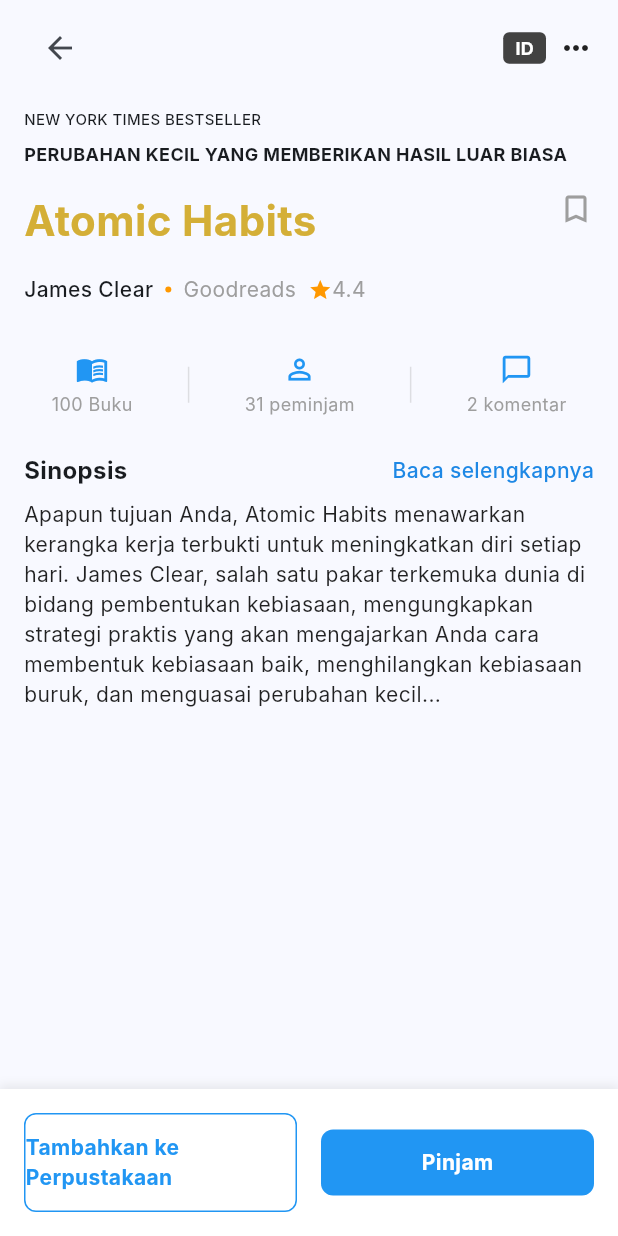
After one commit to reysare/app_mobile, a Flutter app: the BookDetailScreen screen opened by its route, on a phone screen of 412 x 824 dp. The commit adds this screen. Run offline on Flutter 3.47's test engine with Material 3 defaults, Android fonts, the phone set to English and light mode, and no system bars; Roboto replaces fonts that are missing (Inter).

Commit message:
nambah library

```diff
--- a/lib/main.dart
+++ b/lib/main.dart
@@ -3,6 +3,7 @@ import 'screens/splash_screen.dart';
 import 'screens/login.dart';
 import 'screens/home.dart';
 import 'screens/library.dart';
+import 'screens/pengembalian.dart';
 
 void main() {
   runApp(const MyApp());
@@ -27,6 +28,7 @@ class MyApp extends StatelessWidget {
         '/login': (context) => const LoginScreen(),
         '/home': (context) =>  const BookstoreHomePage(),
         '/library': (context) => const LibraryPage (),
+        '/pengembalian': (context) => const BookDetailScreen (),
       },
     );
   }
--- /dev/null
+++ b/lib/screens/pengembalian.dart
@@ -0,0 +1,321 @@
+import 'package:flutter/material.dart';
+
+void main() {
+  runApp(const MyApp());
+}
+
+class MyApp extends StatelessWidget {
+  const MyApp({Key? key}) : super(key: key);
+
+  @override
+  Widget build(BuildContext context) {
+    return MaterialApp(
+      debugShowCheckedModeBanner: false,
+      title: 'Detail Buku',
+      theme: ThemeData(
+        primarySwatch: Colors.blue,
+        scaffoldBackgroundColor: Colors.white,
+        appBarTheme: const AppBarTheme(
+          backgroundColor: Colors.white,
+          elevation: 0,
+          iconTheme: IconThemeData(color: Colors.black),
+        ),
+      ),
+      home: const BookDetailScreen(),
+    );
+  }
+}
+
+class BookDetailScreen extends StatelessWidget {
+  const BookDetailScreen({Key? key}) : super(key: key);
+
+  @override
+  Widget build(BuildContext context) {
+    return Scaffold(
+      body: SafeArea(
+        child: Column(
+          crossAxisAlignment: CrossAxisAlignment.start,
+          children: [
+            // App bar
+            Padding(
+              padding: const EdgeInsets.symmetric(horizontal: 16, vertical: 8),
+              child: Row(
+                mainAxisAlignment: MainAxisAlignment.spaceBetween,
+                children: [
+                  const BackButton(),
+                  Row(
+                    children: [
+                      Container(
+                        padding: const EdgeInsets.symmetric(horizontal: 8, vertical: 2),
+                        decoration: BoxDecoration(
+                          color: Colors.grey[800],
+                          borderRadius: BorderRadius.circular(4),
+                        ),
+                        child: const Text(
+                          'ID',
+                          style: TextStyle(
+                            color: Colors.white,
+                            fontSize: 12,
+                            fontWeight: FontWeight.bold,
+                          ),
+                        ),
+                      ),
+                      const SizedBox(width: 8),
+                      const Icon(Icons.more_horiz),
+                    ],
+                  ),
+                ],
+              ),
+            ),
+
+            // Konten buku
+            Expanded(
+              child: SingleChildScrollView(
+                child: Padding(
+                  padding: const EdgeInsets.symmetric(horizontal: 16),
+                  child: Column(
+                    crossAxisAlignment: CrossAxisAlignment.start,
+                    children: [
+                      // Teks bestseller New York Times
+                      const Padding(
+                        padding: EdgeInsets.symmetric(vertical: 8),
+                        child: Text(
+                          'NEW YORK TIMES BESTSELLER',
+                          style: TextStyle(
+                            fontSize: 10,
+                            fontWeight: FontWeight.w500,
+                          ),
+                        ),
+                      ),
+
+                      // Indonesian title
+                      const Text(
+                        'PERUBAHAN KECIL YANG MEMBERIKAN HASIL LUAR BIASA',
+                        style: TextStyle(
+                          fontSize: 12,
+                          fontWeight: FontWeight.bold,
+                        ),
+                      ),
+
+                      const SizedBox(height: 16),
+
+                      // Book cover and bookmark icon
+                      Row(
+                        mainAxisAlignment: MainAxisAlignment.spaceBetween,
+                        crossAxisAlignment: CrossAxisAlignment.start,
+                        children: [
+                          // Book title and cover
+                          Column(
+                            crossAxisAlignment: CrossAxisAlignment.start,
+                            children: [
+                              // English title in gold
+                              const Text(
+                                'Atomic Habits',
+                                style: TextStyle(
+                                  fontSize: 28,
+                                  fontWeight: FontWeight.bold,
+                                  color: Color(0xFFD4AF37), // Gold color
+                                ),
+                              ),
+
+                              const SizedBox(height: 16),
+
+                              // Author name and rating
+                              Row(
+                                children: [
+                                  const Text(
+                                    'James Clear',
+                                    style: TextStyle(
+                                      fontSize: 14,
+                                      fontWeight: FontWeight.w500,
+                                    ),
+                                  ),
+                                  Container(
+                                    margin: const EdgeInsets.symmetric(horizontal: 8),
+                                    width: 4,
+                                    height: 4,
+                                    decoration: const BoxDecoration(
+                                      color: Colors.orange,
+                                      shape: BoxShape.circle,
+                                    ),
+                                  ),
+                                  const Text(
+                                    'Goodreads',
+                                    style: TextStyle(
+                                      fontSize: 14,
+                                      color: Colors.grey,
+                                    ),
+                                  ),
+                                  const SizedBox(width: 8),
+                                  const Icon(
+                                    Icons.star,
+                                    color: Colors.orange,
+                                    size: 16,
+                                  ),
+                                  const Text(
+                                    '4.4',
+                                    style: TextStyle(
+                                      fontSize: 14,
+                                      color: Colors.grey,
+                                    ),
+                                  ),
+                                ],
+                              ),
+                            ],
+                          ),
+
+                          // Bookmark icon
+                          const Icon(
+                            Icons.bookmark_border,
+                            color: Colors.grey,
+                          ),
+                        ],
+                      ),
+
+                      const SizedBox(height: 32),
+
+                      // Statistik buku
+                      Row(
+                        mainAxisAlignment: MainAxisAlignment.spaceAround,
+                        children: [
+                          _buildStatItem(Icons.menu_book_outlined, '100 Buku'),
+                          _buildStatDivider(),
+                          _buildStatItem(Icons.person_outline, '31 peminjam'),
+                          _buildStatDivider(),
+                          _buildStatItem(Icons.chat_bubble_outline, '2 komentar'),
+                        ],
+                      ),
+
+                      const SizedBox(height: 24),
+
+                      // Sinopsis
+                      Row(
+                        mainAxisAlignment: MainAxisAlignment.spaceBetween,
+                        children: [
+                          const Text(
+                            'Sinopsis',
+                            style: TextStyle(
+                              fontSize: 16,
+                              fontWeight: FontWeight.bold,
+                            ),
+                          ),
+                          Text(
+                            'Baca selengkapnya',
+                            style: TextStyle(
+                              fontSize: 14,
+                              color: Colors.blue[600],
+                              fontWeight: FontWeight.w500,
+                            ),
+                          ),
+                        ],
+                      ),
+
+                      const SizedBox(height: 8),
+
+                      // Teks sinopsis
+                      const Text(
+                        'Apapun tujuan Anda, Atomic Habits menawarkan kerangka kerja terbukti untuk meningkatkan diri setiap hari. James Clear, salah satu pakar terkemuka dunia di bidang pembentukan kebiasaan, mengungkapkan strategi praktis yang akan mengajarkan Anda cara membentuk kebiasaan baik, menghilangkan kebiasaan buruk, dan menguasai perubahan kecil...',
+                        style: TextStyle(
+                          fontSize: 14,
+                          color: Colors.black87,
+                        ),
+                      ),
+
+                      const SizedBox(height: 32),
+                    ],
+                  ),
+                ),
+              ),
+            ),
+
+            // Bottom buttons
+            Container(
+              padding: const EdgeInsets.all(16),
+              decoration: BoxDecoration(
+                color: Colors.white,
+                boxShadow: [
+                  BoxShadow(
+                    color: Colors.grey.withOpacity(0.2),
+                    spreadRadius: 1,
+                    blurRadius: 5,
+                    offset: const Offset(0, -2),
+                  ),
+                ],
+              ),
+              child: Row(
+                children: [
+                  // Tombol Tambahkan ke Perpustakaan
+                  Expanded(
+                    child: Container(
+                      padding: const EdgeInsets.symmetric(vertical: 12),
+                      decoration: BoxDecoration(
+                        border: Border.all(color: Colors.blue),
+                        borderRadius: BorderRadius.circular(8),
+                      ),
+                      alignment: Alignment.center,
+                      child: const Text(
+                        'Tambahkan ke Perpustakaan',
+                        style: TextStyle(
+                          color: Colors.blue,
+                          fontWeight: FontWeight.bold,
+                        ),
+                      ),
+                    ),
+                  ),
+                  const SizedBox(width: 16),
+
+                  // Tombol Pinjam
+                  Expanded(
+                    child: Container(
+                      padding: const EdgeInsets.symmetric(vertical: 12),
+                      decoration: BoxDecoration(
+                        color: Colors.blue,
+                        borderRadius: BorderRadius.circular(8),
+                      ),
+                      alignment: Alignment.center,
+                      child: const Text(
+                        'Pinjam',
+                        style: TextStyle(
+                          color: Colors.white,
+                          fontWeight: FontWeight.bold,
+                        ),
+                      ),
+                    ),
+                  ),
+                ],
+              ),
+            ),
+          ],
+        ),
+      ),
+    );
+  }
+
+  Widget _buildStatItem(IconData icon, String text) {
+    return Column(
+      children: [
+        Icon(
+          icon,
+          color: Colors.blue,
+          size: 22,
+        ),
+        const SizedBox(height: 4),
+        Text(
+          text,
+          style: const TextStyle(
+            fontSize: 12,
+            color: Colors.grey,
+          ),
+        ),
+      ],
+    );
+  }
+
+  Widget _buildStatDivider() {
+    return Container(
+      height: 24,
+      width: 1,
+      color: Colors.grey.withOpacity(0.3),
+    );
+  }
+}
```
